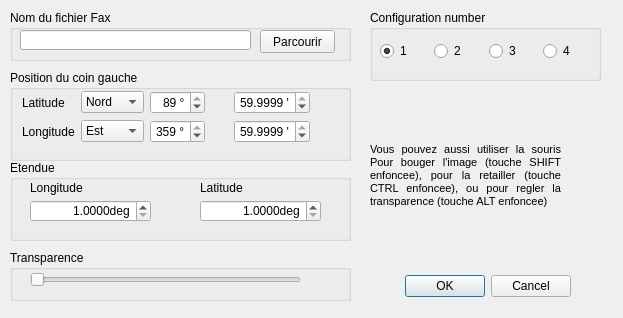
This is src/Ui/dialogFaxMeteo.ui in nohal/qtVlm as Qt 5 draws it before an edit. The edited form follows.
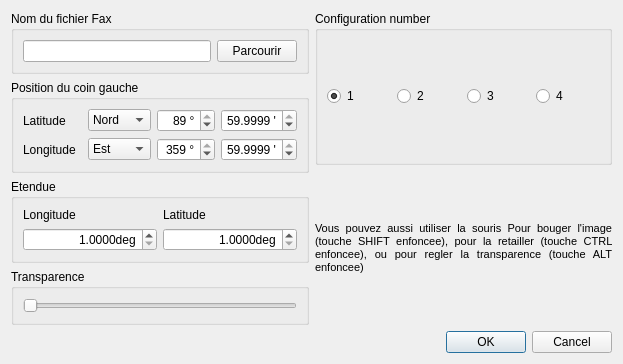
This is the edited form.

Commit message: Made all dialogs resize cleanly.

```diff
--- a/src/Ui/dialogFaxMeteo.ui
+++ b/src/Ui/dialogFaxMeteo.ui
@@ -13,72 +13,37 @@
   <property name="windowTitle">
    <string>Dialog</string>
   </property>
-  <widget class="QDialogButtonBox" name="buttonBox">
-   <property name="geometry">
-    <rect>
-     <x>380</x>
-     <y>270</y>
-     <width>191</width>
-     <height>32</height>
-    </rect>
-   </property>
-   <property name="orientation">
-    <enum>Qt::Horizontal</enum>
-   </property>
-   <property name="standardButtons">
-    <set>QDialogButtonBox::Cancel|QDialogButtonBox::Ok</set>
-   </property>
-  </widget>
+  <layout class="QVBoxLayout" name="verticalLayout_2">
+   <item>
+    <layout class="QHBoxLayout" name="horizontalLayout_2">
+     <item>
+      <layout class="QVBoxLayout" name="verticalLayout">
+       <item>
+        <widget class="QGroupBox" name="groupBox">
+         <property name="title">
+          <string>Nom du fichier Fax</string>
+         </property>
+         <layout class="QHBoxLayout" name="horizontalLayout_3">
+          <item>
+           <widget class="QLineEdit" name="FileName"/>
+          </item>
+          <item>
+           <widget class="QPushButton" name="Browse">
+            <property name="text">
+             <string>Parcourir</string>
+            </property>
+           </widget>
+          </item>
+         </layout>
+        </widget>
+       </item>
+       <item>
   <widget class="QGroupBox" name="groupBox_2">
-   <property name="geometry">
-    <rect>
-     <x>10</x>
-     <y>70</y>
-     <width>341</width>
-     <height>91</height>
-    </rect>
-   </property>
    <property name="title">
     <string>Position du coin gauche</string>
    </property>
-   <widget class="QLabel" name="label_4">
-    <property name="geometry">
-     <rect>
-      <x>250</x>
-      <y>23</y>
-      <width>21</width>
-      <height>16</height>
-     </rect>
-    </property>
-    <property name="text">
-     <string/>
-    </property>
-   </widget>
-   <widget class="QWidget" name="layoutWidget_2">
-    <property name="geometry">
-     <rect>
-      <x>12</x>
-      <y>21</y>
-      <width>311</width>
-      <height>53</height>
-     </rect>
-    </property>
     <layout class="QGridLayout" name="gridLayout">
-     <item row="0" column="1">
-      <widget class="QComboBox" name="lat_sig">
-       <item>
-        <property name="text">
-         <string>Nord</string>
-        </property>
-       </item>
-       <item>
-        <property name="text">
-         <string>Sud</string>
-        </property>
-       </item>
-      </widget>
-     </item>
-     <item row="0" column="2" colspan="2">
+          <item row="0" column="2">
       <widget class="QDoubleSpinBox" name="lat_deg">
        <property name="alignment">
         <set>Qt::AlignRight|Qt::AlignTrailing|Qt::AlignVCenter</set>
@@ -100,7 +65,7 @@
        </property>
       </widget>
      </item>
-     <item row="0" column="5">
+          <item row="0" column="3">
       <widget class="QDoubleSpinBox" name="lat_min">
        <property name="alignment">
         <set>Qt::AlignRight|Qt::AlignTrailing|Qt::AlignVCenter</set>
@@ -122,6 +87,13 @@
        </property>
       </widget>
      </item>
+          <item row="1" column="0">
+           <widget class="QLabel" name="label_5">
+            <property name="text">
+             <string>Longitude</string>
+            </property>
+           </widget>
+          </item>
      <item row="1" column="1">
       <widget class="QComboBox" name="lon_sig">
        <item>
@@ -136,7 +108,28 @@
        </item>
       </widget>
      </item>
-     <item row="1" column="2" colspan="2">
+          <item row="0" column="0">
+           <widget class="QLabel" name="label_2">
+            <property name="text">
+             <string>Latitude</string>
+            </property>
+           </widget>
+          </item>
+          <item row="0" column="1">
+           <widget class="QComboBox" name="lat_sig">
+            <item>
+             <property name="text">
+              <string>Nord</string>
+             </property>
+            </item>
+            <item>
+             <property name="text">
+              <string>Sud</string>
+             </property>
+            </item>
+           </widget>
+          </item>
+          <item row="1" column="2">
       <widget class="QDoubleSpinBox" name="lon_deg">
        <property name="alignment">
         <set>Qt::AlignRight|Qt::AlignTrailing|Qt::AlignVCenter</set>
@@ -155,7 +148,7 @@
        </property>
       </widget>
      </item>
-     <item row="1" column="5">
+          <item row="1" column="3">
       <widget class="QDoubleSpinBox" name="lon_min">
        <property name="alignment">
         <set>Qt::AlignRight|Qt::AlignTrailing|Qt::AlignVCenter</set>
@@ -177,157 +170,52 @@
        </property>
       </widget>
      </item>
-     <item row="0" column="0">
-      <widget class="QLabel" name="label_2">
-       <property name="text">
-        <string>Latitude</string>
-       </property>
-      </widget>
-     </item>
-     <item row="1" column="0">
-      <widget class="QLabel" name="label_5">
-       <property name="text">
-        <string>Longitude</string>
-       </property>
-      </widget>
-     </item>
-     <item row="0" column="4">
-      <spacer name="horizontalSpacer">
-       <property name="orientation">
-        <enum>Qt::Horizontal</enum>
-       </property>
-       <property name="sizeHint" stdset="0">
-        <size>
-         <width>40</width>
-         <height>20</height>
-        </size>
-       </property>
-      </spacer>
-     </item>
-     <item row="0" column="6">
-      <spacer name="horizontalSpacer_2">
-       <property name="orientation">
-        <enum>Qt::Horizontal</enum>
-       </property>
-       <property name="sizeHint" stdset="0">
-        <size>
-         <width>40</width>
-         <height>20</height>
-        </size>
-       </property>
-      </spacer>
-     </item>
-    </layout>
-   </widget>
-  </widget>
-  <widget class="QGroupBox" name="groupBox">
-   <property name="geometry">
-    <rect>
-     <x>10</x>
-     <y>10</y>
-     <width>341</width>
-     <height>51</height>
-    </rect>
-   </property>
-   <property name="title">
-    <string>Nom du fichier Fax</string>
-   </property>
-   <widget class="QLineEdit" name="FileName">
-    <property name="geometry">
-     <rect>
-      <x>10</x>
-      <y>20</y>
-      <width>231</width>
-      <height>20</height>
-     </rect>
-    </property>
-   </widget>
-   <widget class="QPushButton" name="Browse">
-    <property name="geometry">
-     <rect>
-      <x>250</x>
-      <y>20</y>
-      <width>75</width>
-      <height>23</height>
-     </rect>
-    </property>
-    <property name="text">
-     <string>Parcourir</string>
-    </property>
-   </widget>
-  </widget>
+         </layout>
+         <zorder>layoutWidget_2</zorder>
+         <zorder>lat_min</zorder>
+        </widget>
+       </item>
+       <item>
   <widget class="QGroupBox" name="groupBox_3">
-   <property name="geometry">
-    <rect>
-     <x>10</x>
-     <y>160</y>
-     <width>341</width>
-     <height>81</height>
-    </rect>
-   </property>
    <property name="title">
     <string>Etendue</string>
    </property>
-   <widget class="QDoubleSpinBox" name="lonRange">
-    <property name="geometry">
-     <rect>
-      <x>20</x>
-      <y>40</y>
-      <width>121</width>
-      <height>22</height>
-     </rect>
-    </property>
-    <property name="alignment">
-     <set>Qt::AlignRight|Qt::AlignTrailing|Qt::AlignVCenter</set>
-    </property>
-    <property name="suffix">
-     <string>deg</string>
-    </property>
-    <property name="decimals">
-     <number>4</number>
-    </property>
-    <property name="minimum">
-     <double>1.000000000000000</double>
-    </property>
-    <property name="maximum">
-     <double>180.000000000000000</double>
-    </property>
-   </widget>
+         <layout class="QGridLayout" name="gridLayout_2">
+          <item row="0" column="0">
    <widget class="QLabel" name="label">
-    <property name="geometry">
-     <rect>
-      <x>20</x>
-      <y>20</y>
-      <width>71</width>
-      <height>16</height>
-     </rect>
-    </property>
     <property name="text">
      <string>Longitude</string>
     </property>
    </widget>
+          </item>
+          <item row="0" column="1">
    <widget class="QLabel" name="label_3">
-    <property name="geometry">
-     <rect>
-      <x>190</x>
-      <y>20</y>
-      <width>51</width>
-      <height>16</height>
-     </rect>
-    </property>
     <property name="text">
      <string>Latitude</string>
     </property>
    </widget>
+          </item>
+          <item row="1" column="0">
+           <widget class="QDoubleSpinBox" name="lonRange">
+            <property name="alignment">
+             <set>Qt::AlignRight|Qt::AlignTrailing|Qt::AlignVCenter</set>
+            </property>
+            <property name="suffix">
+             <string>deg</string>
+            </property>
+            <property name="decimals">
+             <number>4</number>
+            </property>
+            <property name="minimum">
+             <double>1.000000000000000</double>
+            </property>
+            <property name="maximum">
+             <double>180.000000000000000</double>
+            </property>
+           </widget>
+          </item>
+          <item row="1" column="1">
    <widget class="QDoubleSpinBox" name="latRange">
-    <property name="geometry">
-     <rect>
-      <x>190</x>
-      <y>40</y>
-      <width>121</width>
-      <height>22</height>
-     </rect>
-    </property>
     <property name="alignment">
      <set>Qt::AlignRight|Qt::AlignTrailing|Qt::AlignVCenter</set>
     </property>
@@ -344,28 +232,18 @@
      <double>180.000000000000000</double>
     </property>
    </widget>
-  </widget>
+          </item>
+         </layout>
+        </widget>
+       </item>
+       <item>
   <widget class="QGroupBox" name="groupBox_4">
-   <property name="geometry">
-    <rect>
-     <x>10</x>
-     <y>250</y>
-     <width>341</width>
-     <height>51</height>
-    </rect>
-   </property>
    <property name="title">
     <string>Transparence</string>
    </property>
+         <layout class="QHBoxLayout" name="horizontalLayout_4">
+          <item>
    <widget class="QSlider" name="alpha">
-    <property name="geometry">
-     <rect>
-      <x>20</x>
-      <y>20</y>
-      <width>271</width>
-      <height>20</height>
-     </rect>
-    </property>
     <property name="maximum">
      <number>90</number>
     </property>
@@ -379,57 +257,19 @@
      <bool>false</bool>
     </property>
    </widget>
-  </widget>
-  <widget class="QLabel" name="label_6">
-   <property name="geometry">
-    <rect>
-     <x>370</x>
-     <y>100</y>
-     <width>191</width>
-     <height>151</height>
-    </rect>
-   </property>
-   <property name="text">
-    <string>&lt;!DOCTYPE HTML PUBLIC &quot;-//W3C//DTD HTML 4.0//EN&quot; &quot;http://www.w3.org/TR/REC-html40/strict.dtd&quot;&gt;
-&lt;html&gt;&lt;head&gt;&lt;meta name=&quot;qrichtext&quot; content=&quot;1&quot; /&gt;&lt;style type=&quot;text/css&quot;&gt;
-p, li { white-space: pre-wrap; }
-&lt;/style&gt;&lt;/head&gt;&lt;body style=&quot; font-family:'MS Shell Dlg 2'; font-size:8.25pt; font-weight:400; font-style:normal;&quot;&gt;
-&lt;p align=&quot;justify&quot; style=&quot; margin-top:0px; margin-bottom:0px; margin-left:0px; margin-right:0px; -qt-block-indent:0; text-indent:0px;&quot;&gt;&lt;span style=&quot; font-size:8pt;&quot;&gt;Vous pouvez aussi utiliser la souris Pour bouger l'image (touche SHIFT enfoncee), pour la retailler (touche CTRL enfoncee), ou pour regler la transparence (touche ALT enfoncee)&lt;/span&gt;&lt;/p&gt;&lt;/body&gt;&lt;/html&gt;</string>
-   </property>
-   <property name="scaledContents">
-    <bool>false</bool>
-   </property>
-   <property name="alignment">
-    <set>Qt::AlignJustify|Qt::AlignVCenter</set>
-   </property>
-   <property name="wordWrap">
-    <bool>true</bool>
-   </property>
-   <property name="margin">
-    <number>4</number>
-   </property>
-  </widget>
+          </item>
+         </layout>
+        </widget>
+       </item>
+      </layout>
+     </item>
+     <item>
+      <layout class="QVBoxLayout" name="verticalLayout_3">
+       <item>
   <widget class="QGroupBox" name="groupBox_5">
-   <property name="geometry">
-    <rect>
-     <x>370</x>
-     <y>10</y>
-     <width>231</width>
-     <height>71</height>
-    </rect>
-   </property>
    <property name="title">
     <string>Configuration number</string>
    </property>
-   <widget class="QWidget" name="">
-    <property name="geometry">
-     <rect>
-      <x>10</x>
-      <y>30</y>
-      <width>211</width>
-      <height>22</height>
-     </rect>
-    </property>
     <layout class="QHBoxLayout" name="horizontalLayout">
      <item>
       <widget class="QRadioButton" name="preset1">
@@ -464,7 +304,51 @@
      </item>
     </layout>
    </widget>
-  </widget>
+       </item>
+       <item>
+        <widget class="QLabel" name="label_6">
+         <property name="sizePolicy">
+          <sizepolicy hsizetype="MinimumExpanding" vsizetype="Minimum">
+           <horstretch>0</horstretch>
+           <verstretch>0</verstretch>
+          </sizepolicy>
+         </property>
+         <property name="text">
+          <string>&lt;!DOCTYPE HTML PUBLIC &quot;-//W3C//DTD HTML 4.0//EN&quot; &quot;http://www.w3.org/TR/REC-html40/strict.dtd&quot;&gt;
+&lt;html&gt;&lt;head&gt;&lt;meta name=&quot;qrichtext&quot; content=&quot;1&quot; /&gt;&lt;style type=&quot;text/css&quot;&gt;
+p, li { white-space: pre-wrap; }
+&lt;/style&gt;&lt;/head&gt;&lt;body style=&quot; font-family:'MS Shell Dlg 2'; font-size:8.25pt; font-weight:400; font-style:normal;&quot;&gt;
+&lt;p align=&quot;justify&quot; style=&quot; margin-top:0px; margin-bottom:0px; margin-left:0px; margin-right:0px; -qt-block-indent:0; text-indent:0px;&quot;&gt;&lt;span style=&quot; font-size:8pt;&quot;&gt;Vous pouvez aussi utiliser la souris Pour bouger l'image (touche SHIFT enfoncee), pour la retailler (touche CTRL enfoncee), ou pour regler la transparence (touche ALT enfoncee)&lt;/span&gt;&lt;/p&gt;&lt;/body&gt;&lt;/html&gt;</string>
+         </property>
+         <property name="scaledContents">
+          <bool>false</bool>
+         </property>
+         <property name="alignment">
+          <set>Qt::AlignJustify|Qt::AlignVCenter</set>
+         </property>
+         <property name="wordWrap">
+          <bool>true</bool>
+         </property>
+         <property name="margin">
+          <number>4</number>
+         </property>
+        </widget>
+       </item>
+      </layout>
+     </item>
+    </layout>
+   </item>
+   <item>
+    <widget class="QDialogButtonBox" name="buttonBox">
+     <property name="orientation">
+      <enum>Qt::Horizontal</enum>
+     </property>
+     <property name="standardButtons">
+      <set>QDialogButtonBox::Cancel|QDialogButtonBox::Ok</set>
+     </property>
+    </widget>
+   </item>
+  </layout>
  </widget>
  <tabstops>
   <tabstop>FileName</tabstop>
```
Lines whose indentation alone changed are shown as unchanged. The commit also changes 40 other files.
